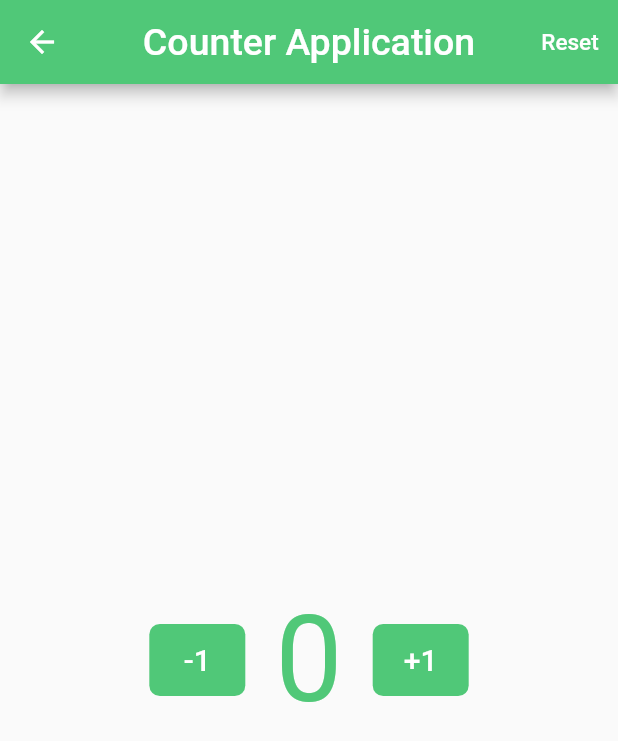
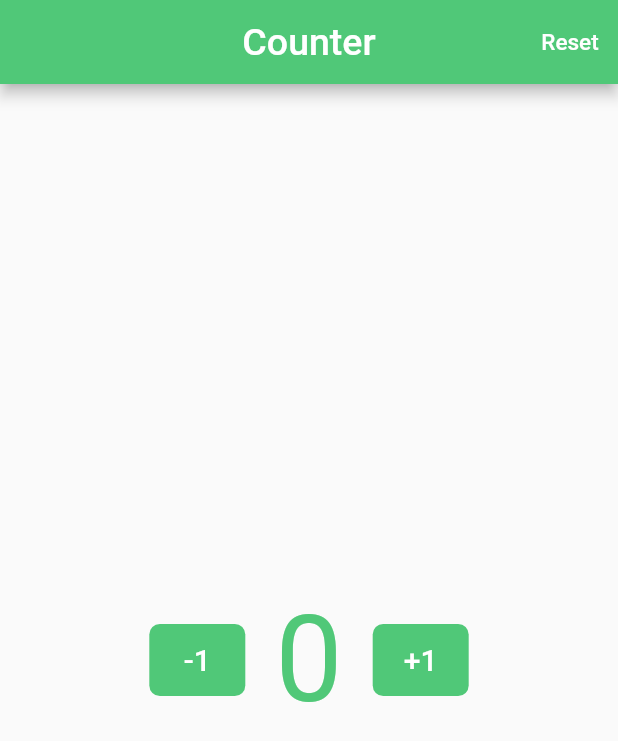
Before and after one commit to muhammedelsepa3y/Counter_Application, a Flutter app: the screen it shows after launch, after a tap on "Start App", on a phone screen of 412 x 824 dp. Shown: the top 741 px of the screen. Run offline on Flutter 3.47's test engine with Material 2 defaults, Android fonts, the phone set to English and light mode, and no system bars; drawn by our look-alikes of animated_flip_counter.

Commit message:
Version 1.2

```diff
--- a/lib/layout/application_home.dart
+++ b/lib/layout/application_home.dart
@@ -1,7 +1,6 @@
 import 'package:flutter/material.dart';
 
 import '../modules/Counter/counter.dart';
-
 
 class HomePagee extends StatefulWidget {
   const HomePagee({Key? key}) : super(key: key);
@@ -14,25 +13,37 @@ class _HomePageeState extends State<HomePagee> {
   @override
   Widget build(BuildContext context) {
     return Scaffold(
-      body: Center(
-        child: Column(
-          mainAxisAlignment: MainAxisAlignment.center,
+      body: Column(
         children: [
           Expanded(
             child: Column(
+              crossAxisAlignment: CrossAxisAlignment.center,
               mainAxisAlignment: MainAxisAlignment.center,
               children: [
-                  Image.asset("ww.png",height: 150,width: 150,),
-                  SizedBox(height: 25,),
-                  Text("Counter Application",style: TextStyle(
+                Image.asset(
+                  "Assets/ww.png",
+                  height: 150,
+                  width: 150,
+                ),
+                SizedBox(
+                  height: 50,
+                ),
+                Center(
+                  child: Text(
+                    "Counter",
+                    style: TextStyle(
                       fontSize: 35,
-                      fontWeight: FontWeight.w900
-                  ),),
-                  SizedBox(height: 30,),
-                ],),
+                      fontWeight: FontWeight.w900,
                     ),
-
-
+                    textAlign: TextAlign.center,
+                  ),
+                ),
+                SizedBox(
+                  height: 30,
+                ),
+              ],
+            ),
+          ),
           Container(
             width: double.infinity,
             color: Color(0xff50c878),
@@ -40,19 +51,20 @@ class _HomePageeState extends State<HomePagee> {
               height: 70,
               onPressed: () {
                 setState(() {
-                    Navigator.push(context, MaterialPageRoute(builder: (context)=>CounterScreen()));
+                  Navigator.pushReplacement(context,
+                      MaterialPageRoute(builder: (context) => CounterScreen()));
                 });
               },
               child: Text(
                 "Start App",
-                  style: TextStyle(color: Colors.white,fontWeight: FontWeight.bold,fontSize: 20),
+                style: TextStyle(
+                    color: Colors.white,
+                    fontWeight: FontWeight.bold,
+                    fontSize: 20),
               ),
             ),
           ),
-
-
         ],
-        ),
       ),
     );
   }
--- a/lib/modules/Counter/counter.dart
+++ b/lib/modules/Counter/counter.dart
@@ -21,7 +21,7 @@ class _CounterScreenState extends State<CounterScreen> {
         backgroundColor: Color(0xff50c878),
         centerTitle: true,
         title: Text(
-            'Counter Application',
+            'Counter',
           style: TextStyle(fontSize: 25),
         ),
         actions: [
--- a/pubspec.yaml
+++ b/pubspec.yaml
@@ -60,8 +60,8 @@ flutter:
   uses-material-design: true
 
   # To add assets to your application, add an assets section, like this:
-  # assets:
-  #   - images/a_dot_burr.jpeg
+  assets:
+    - Assets/
   #   - images/a_dot_ham.jpeg
 
   # An image asset can refer to one or more resolution-specific "variants", see
```
Also changed, not shown: pubspec.lock, 10 other files. Lines whose indentation alone changed are shown as unchanged.
